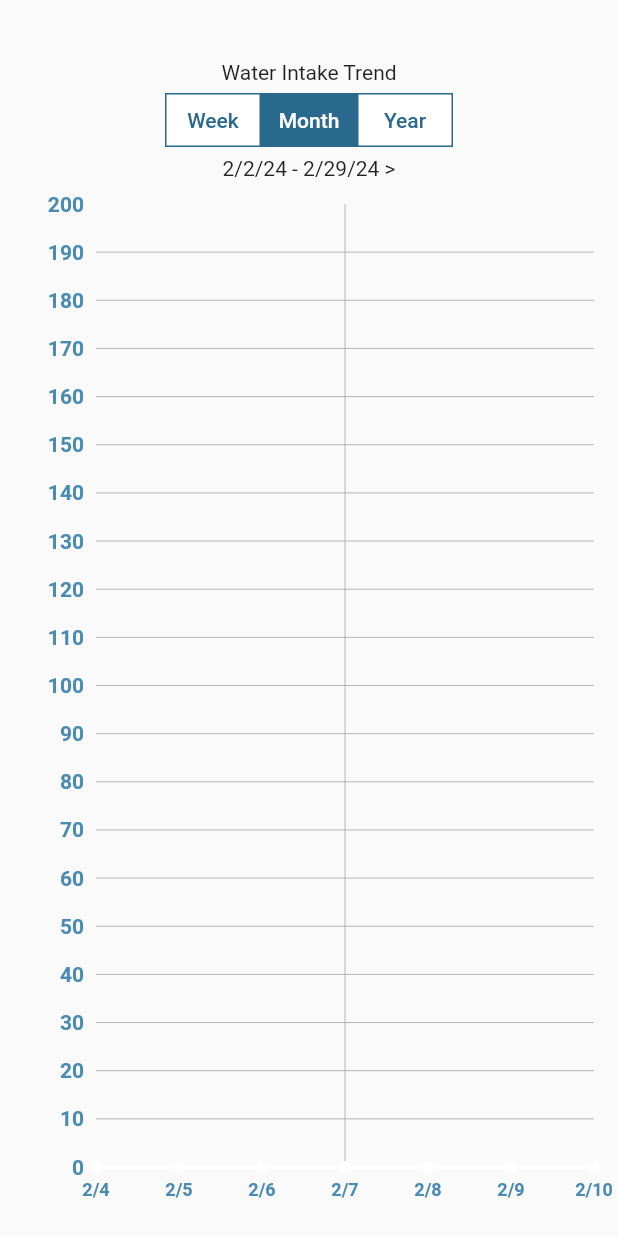
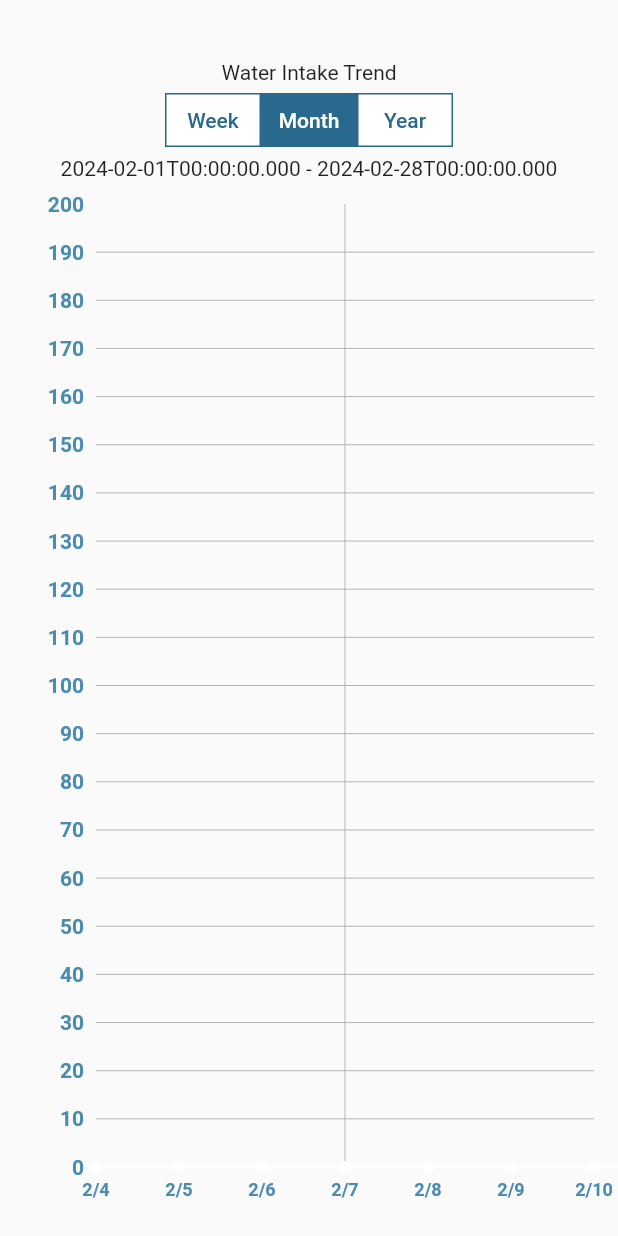
Before and after one commit to Cindysu123/ECE445, a Flutter app: the TrendPage screen opened directly, after a tap on "Month", on a phone screen of 412 x 824 dp. Run offline on Flutter 3.47's test engine with Material 2 defaults, Android fonts, the phone set to English and light mode, and no system bars; drawn by our look-alikes of fl_chart; network calls fail.

```diff
--- a/untitled/lib/main.dart
+++ b/untitled/lib/main.dart
@@ -17,7 +17,7 @@ class MyApp extends StatefulWidget {
 class _MyAppState extends State<MyApp> {
   int _selectedIndex = 0;
   bool _isLoggedIn = false;
-  Map<String, dynamic>? _userData; // Hold the logged-in user's data
+  Map<String, dynamic>? _userData;
 
   List<Widget> get _pages => [
     _isLoggedIn ? HomePage(username: _userData?['username'] ?? 'user2') : const HomePage(),
@@ -46,7 +46,7 @@ class _MyAppState extends State<MyApp> {
         body: Center(
           child: _isLoggedIn ? _pages.elementAt(_selectedIndex) : LoginPage(onLoginSuccess: _login),
         ),
-        bottomNavigationBar: BottomNavigationBar(
+        bottomNavigationBar: _isLoggedIn ? BottomNavigationBar(
           items: const <BottomNavigationBarItem>[
               BottomNavigationBarItem(icon: Icon(Icons.home), label: 'Home'),
               BottomNavigationBarItem(icon: Icon(Icons.trending_up), label: 'Trend'),
@@ -57,7 +57,7 @@ class _MyAppState extends State<MyApp> {
           selectedItemColor: Colors.blue,
           unselectedItemColor: Colors.grey,
           onTap: _onItemTapped,
-        ),
+        ) : null,
       ),
     );
   }
--- a/untitled/lib/pages/trend_page.dart
+++ b/untitled/lib/pages/trend_page.dart
@@ -14,6 +14,30 @@ class TrendPage extends StatefulWidget {
 class _TrendPageState extends State<TrendPage> {
   // Variable to keep track of the selected index
   int selectedIndex = 0; // By default, the first one is selected
+  DateTime startDate = DateTime(2024, 02, 04); // Week start date
+  DateTime endDate = DateTime(2024, 02, 10); // Week end date
+  void updateDateRange(int index) {
+    DateTime start;
+    DateTime end;
+    // Update the range based on the index
+    if (index == 0) {
+      start = DateTime(2024, 02, 04);
+      end = DateTime(2024, 02, 10);
+    } else if (index == 1) {
+      start = DateTime(2024, 02, 01);
+      end = DateTime(2024, 02, 28); // Adjust for correct number of days in February
+    } else if (index == 2) {
+      start = DateTime(2024, 01, 01);
+      end = DateTime(2024, 12, 31);
+    } else {
+      return; // If the index is out of range, do nothing
+    }
+    setState(() {
+      selectedIndex = index;
+      startDate = start;
+      endDate = end;
+    });
+  }
 
   @override
   Widget build(BuildContext context) {
@@ -36,16 +60,15 @@ class _TrendPageState extends State<TrendPage> {
                   TextButton(
                     style: TextButton.styleFrom(
                       // Check if the button is selected
-                      foregroundColor: selectedIndex == index ? Colors.white : const Color(0xFF2A698E), backgroundColor: selectedIndex == index ? const Color(0xFF2A698E) : Colors.white, // This is for text color
+                      foregroundColor: selectedIndex == index ? Colors.white : const Color(0xFF2A698E),
+                      backgroundColor: selectedIndex == index ? const Color(0xFF2A698E) : Colors.white,
                       shape: RoundedRectangleBorder(
                         borderRadius: BorderRadius.circular(0),
                         side: const BorderSide(color: Color(0xFF2A698E)),
                       ),
                     ),
                     onPressed: () {
-                      setState(() {
-                        selectedIndex = index; // Update the selected index
-                      });
+                      updateDateRange(index); // Call the function to update the date range
                     },
                     child: Text(
                       // Assign the text based on index
@@ -54,8 +77,13 @@ class _TrendPageState extends State<TrendPage> {
                   ),
               ],
             ),
-            const Text('2/2/24 - 2/29/24 >'),
-            CurvedAreaChart(username: widget.username)
+            Text("${startDate.toIso8601String()} - ${endDate.toIso8601String()}"),
+            CurvedAreaChart(
+                key: ValueKey("$startDate to $endDate"), // Use the date range as the ValueKey
+                username: widget.username,
+                startDate: startDate,
+                endDate: endDate
+            )
           ],
         ),
       ),
--- a/untitled/lib/widgets/curved_area_chart.dart
+++ b/untitled/lib/widgets/curved_area_chart.dart
@@ -5,7 +5,14 @@ import 'dart:convert';
 
 class CurvedAreaChart extends StatefulWidget {
   final String username;
-  const CurvedAreaChart({super.key, required this.username});
+  final DateTime startDate;
+  final DateTime endDate;
+  const CurvedAreaChart({
+    Key? key,
+    required this.username,
+    required this.startDate,
+    required this.endDate,
+  }) : super(key: key);
 
   @override
   State<CurvedAreaChart> createState() => _CurvedAreaChartState();
@@ -13,30 +20,30 @@ class CurvedAreaChart extends StatefulWidget {
 
 class _CurvedAreaChartState extends State<CurvedAreaChart> {
   Future<List<FlSpot>> fetchWaterIntakeSpots() async {
-    final startDate = DateTime(2024, 02, 04);
-    final endDate = DateTime(2024, 02, 10);
-    // Use the provided username in the API call
-    final String username = widget.username;
+    final String startDateStr = widget.startDate.toIso8601String();
+    final String endDateStr = widget.endDate.toIso8601String();
 
     try {
-      final response = await http.get(Uri.parse('http://10.0.2.2:3001/api/water_intake_range/$username?start_date=${startDate.toIso8601String()}&end_date=${endDate.toIso8601String()}'));
+      final response = await http.get(
+          Uri.parse('http://10.0.2.2:3001/api/water_intake_range/${widget.username}?start_date=$startDateStr&end_date=$endDateStr')
+      );
       if (response.statusCode == 200) {
         List<dynamic> jsonResponse = jsonDecode(response.body);
         List<FlSpot> spots = [];
         for (var entry in jsonResponse) {
           final totalDailyIntake = int.tryParse(entry['total_daily_intake'].toString()) ?? 0;
           final date = DateTime.parse(entry['date']);
-          final difference = date.difference(startDate).inDays;
+          final difference = date.difference(widget.startDate).inDays;
           spots.add(FlSpot(difference.toDouble(), totalDailyIntake.toDouble()));
         }
         return spots;
       } else {
-        print('Server responded with error status: ${response.statusCode}');
+        // print('Server responded with error status: ${response.statusCode}');
         throw Exception('Failed to load water intake data');
       }
     } catch (e) {
-      print('Error fetching water intake data: $e');
-      return List.generate(endDate.difference(startDate).inDays + 1, (index) => FlSpot(index.toDouble(), 0));
+      // print('Error fetching water intake data: $e');
+      return List.generate(widget.endDate.difference(widget.startDate).inDays + 1, (index) => FlSpot(index.toDouble(), 0));
     }
   }
 
@@ -123,7 +130,7 @@ class _CurvedAreaChartState extends State<CurvedAreaChart> {
                       getTooltipItems: (List<LineBarSpot> touchedSpots) {
                         return touchedSpots.map((touchedSpot) {
                           final date = DateTime(2024, 02, 04).add(Duration(days: touchedSpot.x.toInt()));
-                          final textStyle = TextStyle(
+                          const textStyle = TextStyle(
                             color: Colors.white,
                             fontWeight: FontWeight.bold,
                           );
--- a/untitled/lib/widgets/manual_InputPopup.dart
+++ b/untitled/lib/widgets/manual_InputPopup.dart
@@ -1,3 +1,4 @@
+
 import 'package:flutter/material.dart';
 
 class ManualInputPopup extends StatefulWidget {
@@ -10,7 +11,7 @@ class ManualInputPopup extends StatefulWidget {
 }
 
 class _ManualInputPopupState extends State<ManualInputPopup> {
-  double _currentSliderValue = 250; // Initial slider value
+  double _currentSliderValue = 250;
 
   @override
   Widget build(BuildContext context) {
```
Also changed, not shown: untitled/lib/pages/home_page.dart (+8 -8 lines), untitled/lib/pages/login_page.dart (+52 -15 lines), untitled/lib/pages/personal_info_page.dart (added, +141 -0 lines), untitled/lib/pages/settings_page.dart (+10 -10 lines), untitled/lib/pages/signup_page.dart (added, +100 -0 lines), untitled/lib/pages/water_intake_page.dart (added, +133 -0 lines), untitled/lib/widgets/edit_user_info_dialog.dart (+3 -4 lines), untitled/lib/widgets/notification_popup.dart (+9 -7 lines).
